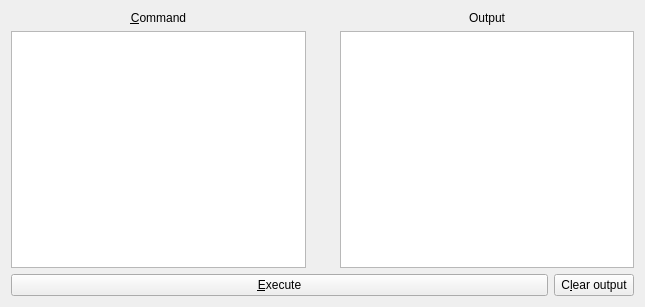
Old version of the form plugins/command/ui/tool_widget.ui in the repository stcrocco/ruber.
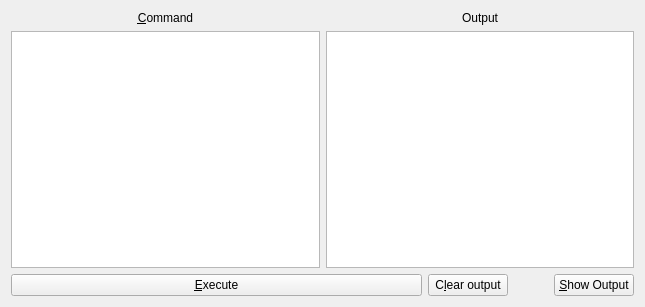
New version of the form.

Commit message:
Improved UI for command plugin
Now the output widget can be hidden, leaving more space for the input

The edit to the form file:
```diff
--- a/plugins/command/ui/tool_widget.ui
+++ b/plugins/command/ui/tool_widget.ui
@@ -43,22 +43,6 @@
        </item>
       </layout>
      </item>
-     <item>
-      <spacer name="horizontalSpacer">
-       <property name="orientation">
-        <enum>Qt::Horizontal</enum>
-       </property>
-       <property name="sizeType">
-        <enum>QSizePolicy::Preferred</enum>
-       </property>
-       <property name="sizeHint" stdset="0">
-        <size>
-         <width>28</width>
-         <height>20</height>
-        </size>
-       </property>
-      </spacer>
-     </item>
      <item>
       <layout class="QVBoxLayout" name="verticalLayout_2">
        <item>
@@ -128,6 +112,32 @@
        </property>
       </widget>
      </item>
+     <item>
+      <spacer name="horizontalSpacer_2">
+       <property name="orientation">
+        <enum>Qt::Horizontal</enum>
+       </property>
+       <property name="sizeType">
+        <enum>QSizePolicy::Minimum</enum>
+       </property>
+       <property name="sizeHint" stdset="0">
+        <size>
+         <width>40</width>
+         <height>20</height>
+        </size>
+       </property>
+      </spacer>
+     </item>
+     <item>
+      <widget class="QPushButton" name="show_output">
+       <property name="text">
+        <string>&amp;Show Output</string>
+       </property>
+       <property name="checkable">
+        <bool>true</bool>
+       </property>
+      </widget>
+     </item>
     </layout>
    </item>
   </layout>
```
Left out of the diff: 2 changed lines with no effect on the pictures. The commit also changes 1 other file.
